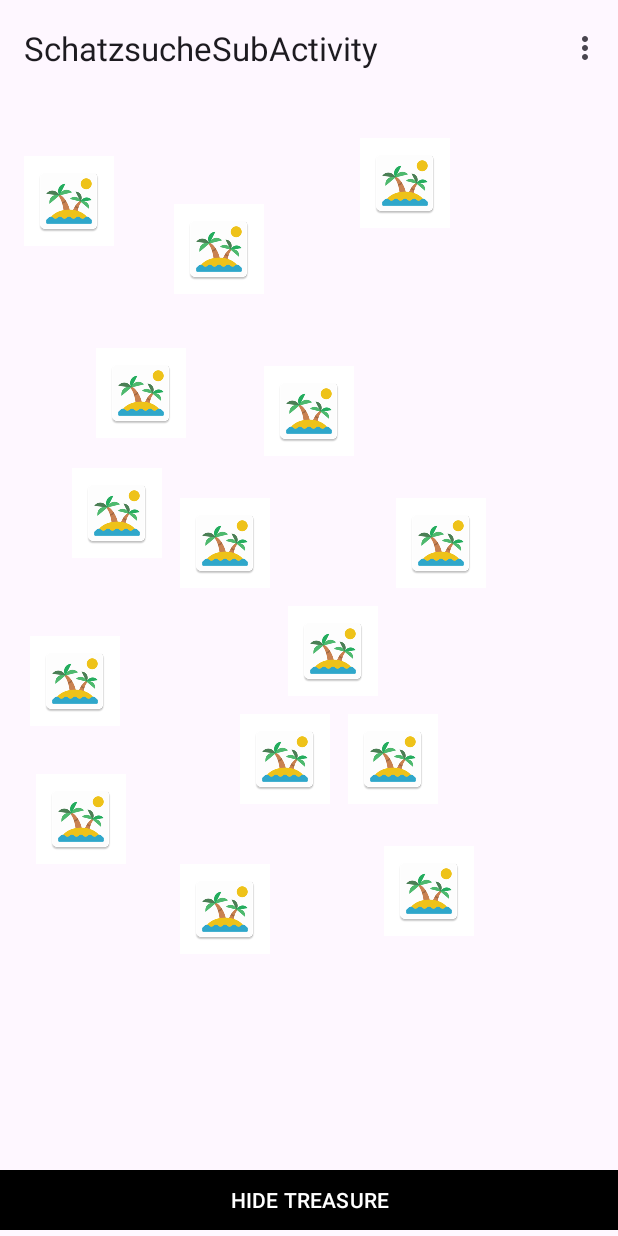
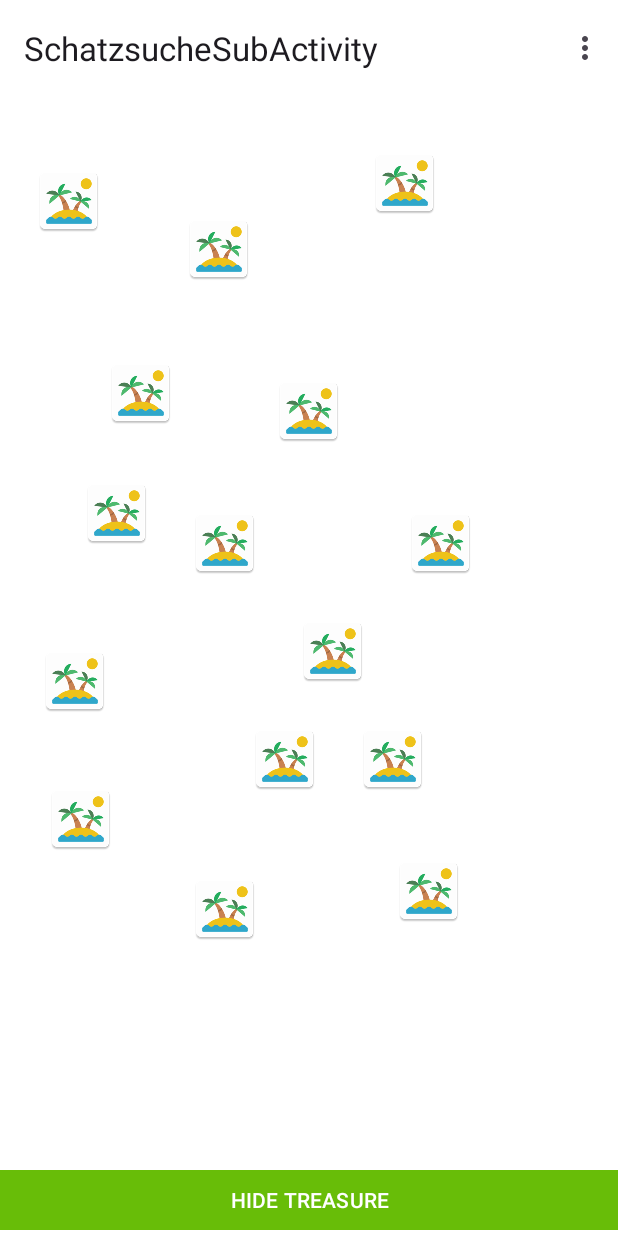
Before and after one commit to rothnina/SchatzsucheSubActivity, an Android app: the screen it shows after launch (MainActivity), on a phone screen of 412 x 824 dp. Run offline under Robolectric (Android 15) with nearby library versions, the phone set to English and light mode, and no system bars; our stand-ins replace navigation-ui.

Commit message:
change Theme (AppBar Style doesn't work)

```diff
--- a/app/src/main/res/drawable/score_item_background.xml
+++ b/app/src/main/res/drawable/score_item_background.xml
@@ -1,7 +1,7 @@
 <?xml version="1.0" encoding="utf-8"?>
 <shape xmlns:android="http://schemas.android.com/apk/res/android">
     <solid android:color="@color/white"/>
-    <stroke android:color="@color/black" android:width="4dp"/>
+    <stroke android:color="@color/primaryColor" android:width="4dp"/>
     <corners android:radius="4dp"/>
 
 </shape>
--- a/app/src/main/res/values/themes.xml
+++ b/app/src/main/res/values/themes.xml
@@ -3,17 +3,23 @@
     <style name="Base.Theme.SchatzsucheSubActivity" parent="Theme.Material3.DayNight.NoActionBar">
         <!-- Customize your light theme here. -->
         <!-- <item name="colorPrimary">@color/my_light_primary</item> -->
+        <item name="android:background">
+            @color/white
+        </item>
         <item name="colorPrimary">
-            @color/black
+            @color/primaryColor
         </item>
         <item name="android:button">
             @style/btn
         </item>
+        <item name="android:actionBarStyle">
+            @style/appBar
+        </item>
     </style>
 
     <style name="appBar"
-        parent="android:TextAppearance.Holo.Widget.ActionBar.Menu">
-        <item name="android:textColor">
+        parent="Widget.AppCompat.ActionBar">
+        <item name="android:background">
             @color/secondColor
         </item>
     </style>
```
